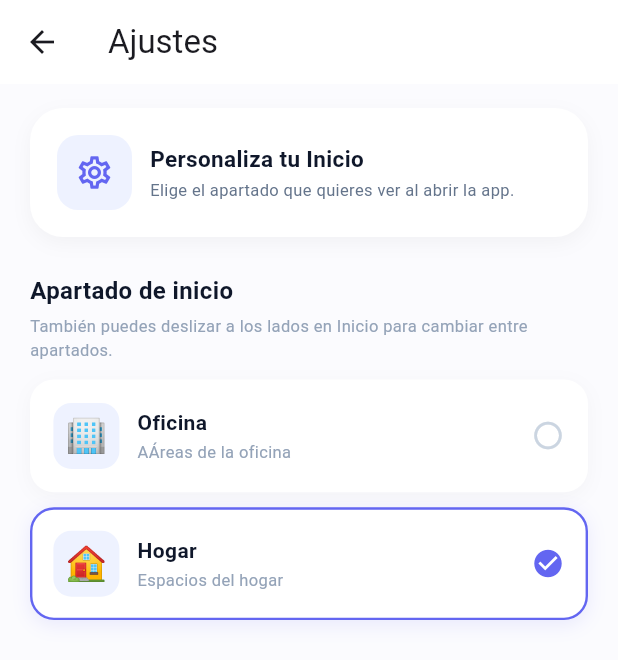
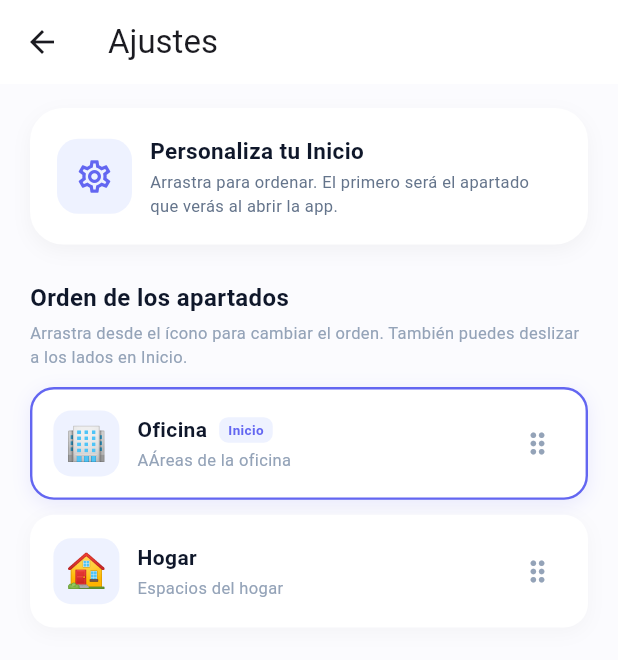
Before and after one commit to ENMAx132/internship_coordinator, a Flutter app: the screen it shows after launch, item 5 of the bottom bar chosen, after a tap on the "settings" icon, on a phone screen of 412 x 824 dp. Shown: the top 660 px of the screen. Run offline on Flutter 3.47's test engine with Material 3 defaults, Android fonts, the light colour scheme and no system bars.

Commit message:
update_04-11-26

```diff
--- a/lib/data/app_settings.dart
+++ b/lib/data/app_settings.dart
@@ -1,3 +1,5 @@
 import 'package:flutter/foundation.dart';
 
 final ValueNotifier<String> apartadoInicioId = ValueNotifier<String>('hogar');
+
+final ValueNotifier<int> apartadosOrdenVersion = ValueNotifier<int>(0);
--- a/lib/screens/ajustes_screen.dart
+++ b/lib/screens/ajustes_screen.dart
@@ -13,19 +13,13 @@ class AjustesScreen extends StatefulWidget {
 }
 
 class _AjustesScreenState extends State<AjustesScreen> {
-  late String _seleccionado;
-
-  @override
-  void initState() {
-    super.initState();
-    _seleccionado = apartadoInicioId.value;
-  }
-
-  void _seleccionar(Apartado apartado) {
-    setState(() {
-      _seleccionado = apartado.id;
-    });
-    apartadoInicioId.value = apartado.id;
+  void _reordenar(int oldIndex, int newIndex) {
+    if (newIndex > oldIndex) newIndex -= 1;
+    final apartado = widget.apartados.removeAt(oldIndex);
+    widget.apartados.insert(newIndex, apartado);
+    apartadoInicioId.value = widget.apartados.first.id;
+    apartadosOrdenVersion.value++;
+    setState(() {});
   }
 
   @override
@@ -38,9 +32,12 @@ class _AjustesScreenState extends State<AjustesScreen> {
         ),
         title: const Text('Ajustes'),
       ),
-      body: ListView(
-        physics: const BouncingScrollPhysics(),
-        padding: const EdgeInsets.fromLTRB(20, 16, 20, 24),
+      body: Column(
+        children: [
+          Padding(
+            padding: const EdgeInsets.fromLTRB(20, 16, 20, 0),
+            child: Column(
+              crossAxisAlignment: CrossAxisAlignment.stretch,
               children: [
                 Container(
                   padding: const EdgeInsets.all(18),
@@ -84,7 +81,8 @@ class _AjustesScreenState extends State<AjustesScreen> {
                             ),
                             SizedBox(height: 2),
                             Text(
-                        'Elige el apartado que quieres ver al abrir la app.',
+                              'Arrastra para ordenar. El primero será el apartado '
+                                  'que verás al abrir la app.',
                               style: TextStyle(
                                 fontSize: 11,
                                 color: Color(0xFF64748B),
@@ -98,7 +96,7 @@ class _AjustesScreenState extends State<AjustesScreen> {
                 ),
                 const SizedBox(height: 24),
                 const Text(
-            'Apartado de inicio',
+                  'Orden de los apartados',
                   style: TextStyle(
                     fontSize: 16,
                     fontWeight: FontWeight.bold,
@@ -107,34 +105,49 @@ class _AjustesScreenState extends State<AjustesScreen> {
                 ),
                 const SizedBox(height: 4),
                 const Text(
-            'También puedes deslizar a los lados en Inicio para cambiar entre apartados.',
+                  'Arrastra desde el ícono para cambiar el orden. '
+                      'También puedes deslizar a los lados en Inicio.',
                   style: TextStyle(fontSize: 11, color: Color(0xFF94A3B8)),
                 ),
                 const SizedBox(height: 12),
-          ...widget.apartados.map(_construirOpcion),
+              ],
+            ),
+          ),
+          Expanded(
+            child: ReorderableListView.builder(
+              physics: const BouncingScrollPhysics(),
+              padding: const EdgeInsets.fromLTRB(20, 0, 20, 24),
+              itemCount: widget.apartados.length,
+              buildDefaultDragHandles: false,
+              onReorder: _reordenar,
+              itemBuilder: (context, index) {
+                return _construirOpcion(widget.apartados[index], index);
+              },
+            ),
+          ),
         ],
       ),
     );
   }
 
-  Widget _construirOpcion(Apartado apartado) {
-    final seleccionado = _seleccionado == apartado.id;
-    return GestureDetector(
-      onTap: () => _seleccionar(apartado),
+  Widget _construirOpcion(Apartado apartado, int index) {
+    final esInicio = index == 0;
+    return Padding(
+      key: ValueKey(apartado.id),
+      padding: const EdgeInsets.only(bottom: 10),
       child: AnimatedContainer(
         duration: const Duration(milliseconds: 180),
-        margin: const EdgeInsets.only(bottom: 10),
         padding: const EdgeInsets.all(14),
         decoration: BoxDecoration(
           color: Colors.white,
           borderRadius: BorderRadius.circular(16),
           border: Border.all(
-            color: seleccionado ? const Color(0xFF6366F1) : Colors.transparent,
+            color: esInicio ? const Color(0xFF6366F1) : Colors.transparent,
             width: 1.6,
           ),
           boxShadow: [
             BoxShadow(
-              color: seleccionado
+              color: esInicio
                   ? const Color(0xFF6366F1).withOpacity(0.12)
                   : Colors.black.withOpacity(0.03),
               blurRadius: 10,
@@ -163,13 +176,42 @@ class _AjustesScreenState extends State<AjustesScreen> {
               child: Column(
                 crossAxisAlignment: CrossAxisAlignment.start,
                 children: [
-                  Text(
+                  Row(
+                    children: [
+                      Flexible(
+                        child: Text(
                           apartado.nombre,
+                          maxLines: 1,
+                          overflow: TextOverflow.ellipsis,
                           style: const TextStyle(
                             fontSize: 14,
                             fontWeight: FontWeight.bold,
                             color: Color(0xFF0F172A),
                           ),
+                        ),
+                      ),
+                      if (esInicio) ...[
+                        const SizedBox(width: 8),
+                        Container(
+                          padding: const EdgeInsets.symmetric(
+                            horizontal: 6,
+                            vertical: 2,
+                          ),
+                          decoration: BoxDecoration(
+                            color: const Color(0xFFEEF2FF),
+                            borderRadius: BorderRadius.circular(6),
+                          ),
+                          child: const Text(
+                            'Inicio',
+                            style: TextStyle(
+                              fontSize: 9,
+                              fontWeight: FontWeight.bold,
+                              color: Color(0xFF6366F1),
+                            ),
+                          ),
+                        ),
+                      ],
+                    ],
                   ),
                   const SizedBox(height: 2),
                   Text(
@@ -184,12 +226,18 @@ class _AjustesScreenState extends State<AjustesScreen> {
                 ],
               ),
             ),
-            Icon(
-              seleccionado ? Icons.check_circle : Icons.radio_button_unchecked,
-              color: seleccionado
-                  ? const Color(0xFF6366F1)
-                  : const Color(0xFFCBD5E1),
+            ReorderableDragStartListener(
+              index: index,
+              child: Container(
+                width: 36,
+                height: 44,
+                alignment: Alignment.center,
+                child: const Icon(
+                  Icons.drag_indicator,
+                  color: Color(0xFF94A3B8),
                   size: 22,
+                ),
+              ),
             ),
           ],
         ),
--- a/lib/screens/home_screen.dart
+++ b/lib/screens/home_screen.dart
@@ -229,12 +229,16 @@ class _HomeScreenState extends State<HomeScreen> {
           ),
           const SizedBox(height: 12),
           Expanded(
-            child: ValueListenableBuilder<String>(
-              valueListenable: apartadoInicioId,
-              builder: (context, id, _) {
+            child: AnimatedBuilder(
+              animation: Listenable.merge([
+                apartadoInicioId,
+                apartadosOrdenVersion,
+              ]),
+              builder: (context, _) {
                 return _InicioApartados(
                   apartados: _apartados,
-                  apartadoInicialId: id,
+                  apartadoInicialId: apartadoInicioId.value,
+                  ordenVersion: apartadosOrdenVersion.value,
                   onRefresh: () {
                     if (mounted) setState(() {});
                   },
@@ -559,11 +563,13 @@ class _HomeScreenState extends State<HomeScreen> {
 class _InicioApartados extends StatefulWidget {
   final List<Apartado> apartados;
   final String apartadoInicialId;
+  final int ordenVersion;
   final VoidCallback onRefresh;
 
   const _InicioApartados({
     required this.apartados,
     required this.apartadoInicialId,
+    required this.ordenVersion,
     required this.onRefresh,
   });
 
@@ -585,7 +591,8 @@ class _InicioApartadosState extends State<_InicioApartados> {
   @override
   void didUpdateWidget(covariant _InicioApartados oldWidget) {
     super.didUpdateWidget(oldWidget);
-    if (oldWidget.apartadoInicialId != widget.apartadoInicialId) {
+    if (oldWidget.apartadoInicialId != widget.apartadoInicialId ||
+        oldWidget.ordenVersion != widget.ordenVersion) {
       final nuevoIndice = _indiceInicial();
       if (nuevoIndice != _pagina) {
         setState(() => _pagina = nuevoIndice);
```
Also changed, not shown: lib/screens/revision_screen.dart (added, +195 -0 lines). Lines whose indentation alone changed are shown as unchanged.
